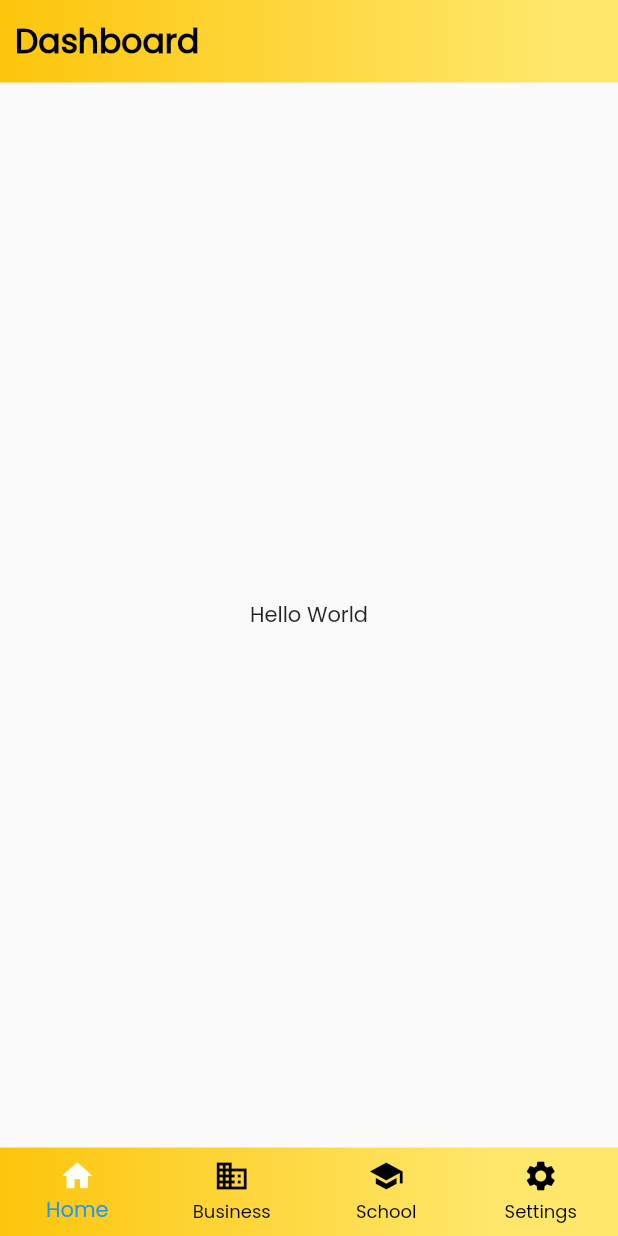
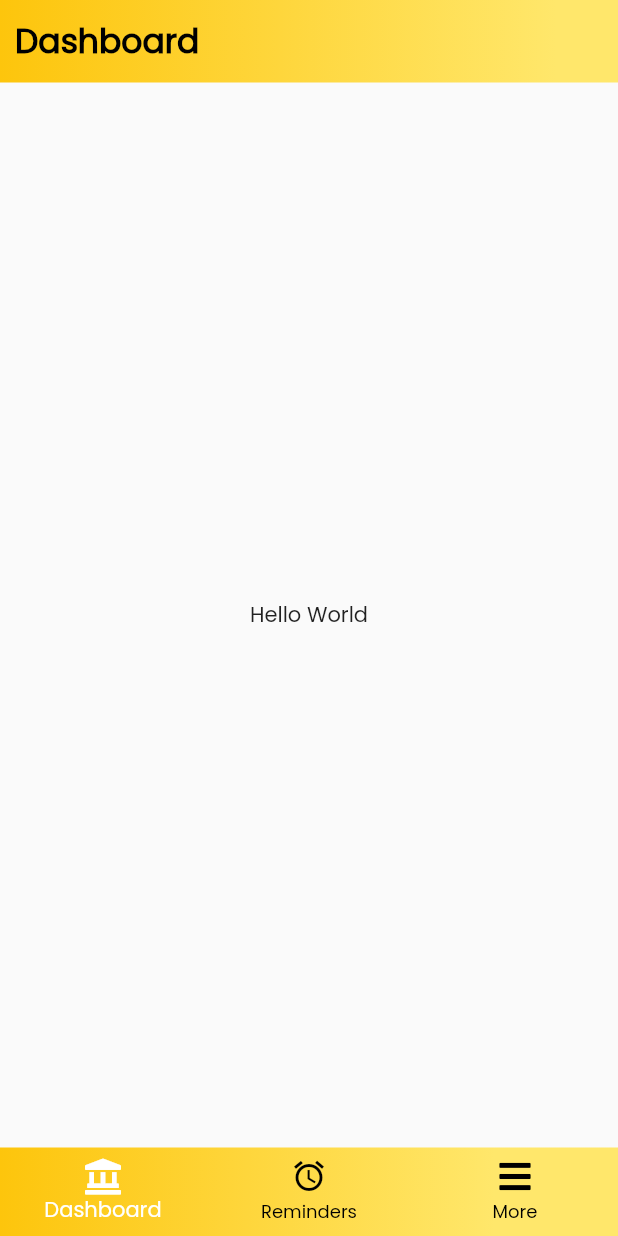
Before and after one commit to it19951386/BOC_Mobile_App, a Flutter app: the screen it shows after launch, on a phone screen of 412 x 824 dp. Run offline on Flutter 3.47's test engine with Material 2 defaults, Android fonts, the phone set to English and light mode, and no system bars; our stand-ins replace font_awesome_flutter.

Commit message:
change icons and configure bottom navigation bar

```diff
--- a/lib/screens/pasindu/customBottomNavigationBar.dart
+++ b/lib/screens/pasindu/customBottomNavigationBar.dart
@@ -1,4 +1,5 @@
 import 'package:flutter/material.dart';
+import 'package:font_awesome_flutter/font_awesome_flutter.dart';
 
 class bottomNavBar extends StatelessWidget {
   const bottomNavBar({ Key? key }) : super(key: key);
@@ -23,24 +24,19 @@ class bottomNavBar extends StatelessWidget {
         type: BottomNavigationBarType.fixed,
         elevation: 0,
         unselectedItemColor: Colors.black,
-        selectedIconTheme: IconThemeData(color: Colors.white),
-        selectedLabelStyle: TextStyle(color: Colors.white),
+        selectedItemColor: Colors.white,
         items: const <BottomNavigationBarItem>[
           BottomNavigationBarItem(
-            icon: Icon(Icons.home),
-            label: 'Home',
+            icon: FaIcon(FontAwesomeIcons.landmark),
+            label: 'Dashboard',
           ),
           BottomNavigationBarItem(
-            icon: Icon(Icons.business),
-            label: 'Business',
+            icon: Icon(Icons.access_alarms),
+            label: 'Reminders',
           ),
           BottomNavigationBarItem(
-            icon: Icon(Icons.school),
-            label: 'School',
-          ),
-          BottomNavigationBarItem(
-            icon: Icon(Icons.settings),
-            label: 'Settings',
+            icon: FaIcon(FontAwesomeIcons.bars),
+            label: 'More',
           ),
         ],
       ),
--- a/pubspec.yaml
+++ b/pubspec.yaml
@@ -23,6 +23,7 @@ environment:
 dependencies:
   flutter:
     sdk: flutter
+  font_awesome_flutter: ^9.1.0
 
 
   # The following adds the Cupertino Icons font to your application.
```
Also changed, not shown: pubspec.lock.
